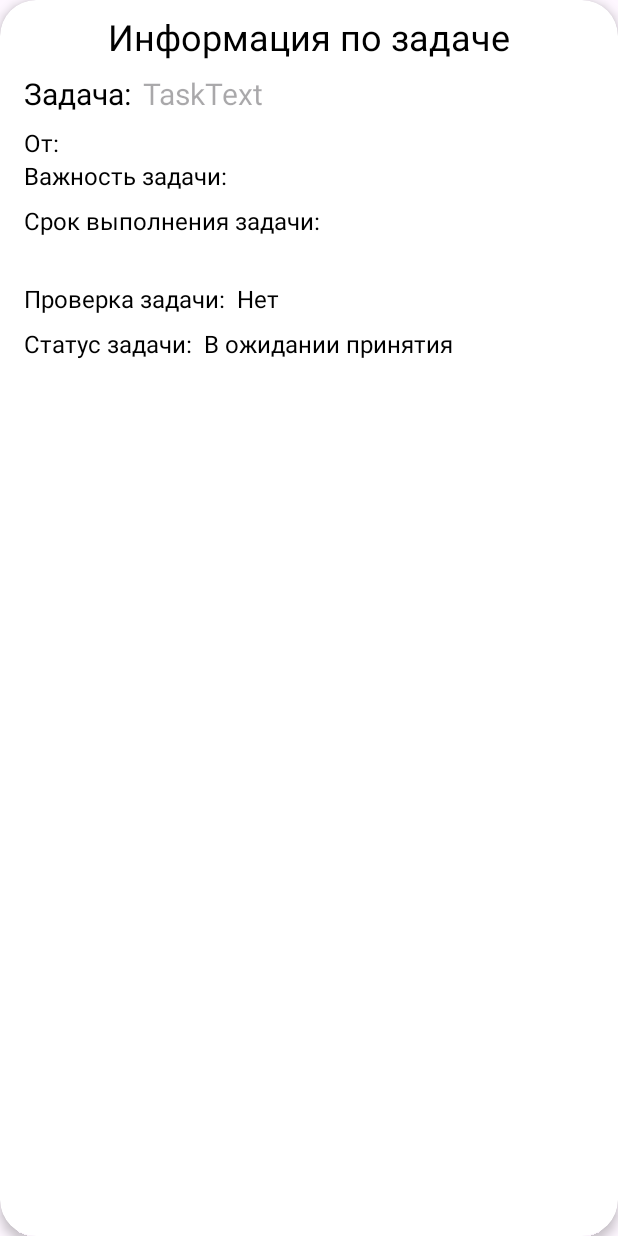
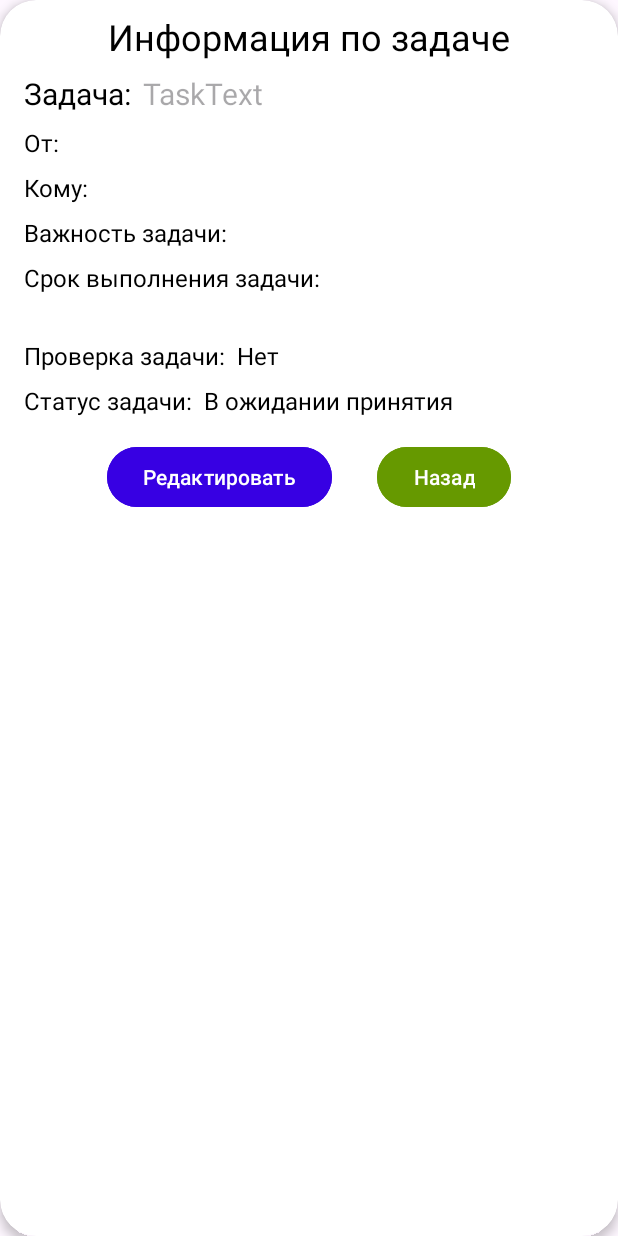
Before and after one commit to ZheleznyakAleksey/DoIt, an Android app: the TaskInfo screen opened directly, with no data from a screen before it, on a phone screen of 412 x 824 dp. Run offline under Robolectric (Android 15) with nearby library versions, the phone set to English and light mode, and no system bars; our stand-ins replace Firebase (no records; nobody signed in at launch, a user with empty details on screens opened directly); pictures from the network do not load; Roboto replaces fonts that are not available here; 20 statements that could not run were skipped.

Commit message:
Кое-что добавил и исправил

```diff
--- a/app/src/main/java/com/example/dolt/AddNewFriends.java
+++ b/app/src/main/java/com/example/dolt/AddNewFriends.java
@@ -35,7 +35,6 @@ public class AddNewFriends extends AppCompatActivity {
                @Override
                public void onClick(View v) {
                    Intent intent = new Intent(AddNewFriends.this, MainActivity.class);
-                   intent.putExtra("id", R.id.friends);
                    intent.putExtra("fragment", "friendsFragment");
                    startActivity(intent);
                }
--- a/app/src/main/res/layout/activity_sending_for_verification.xml
+++ b/app/src/main/res/layout/activity_sending_for_verification.xml
@@ -54,7 +54,7 @@
                 android:layout_width="wrap_content"
                 android:layout_height="wrap_content"
                 android:layout_marginStart="24dp"
-                android:backgroundTint="?attr/colorError"
+                android:backgroundTint="#ffb3261e"
                 android:text="Отмена"
                 android:textAllCaps="false"
                 android:textColor="@color/colorAccent"
--- a/app/src/main/res/layout/activity_task_info.xml
+++ b/app/src/main/res/layout/activity_task_info.xml
@@ -14,6 +14,34 @@
         android:padding="8dp"
         android:paddingStart="16dp"
         android:paddingEnd="16dp">
+
+        <LinearLayout
+            android:id="@+id/infoToUserLinearLayout"
+            android:layout_width="wrap_content"
+            android:layout_height="wrap_content"
+            android:layout_marginTop="8dp"
+            android:orientation="horizontal"
+            tool:layout_constraintStart_toStartOf="@+id/infoTaskTextLinearLayout"
+            tool:layout_constraintTop_toBottomOf="@+id/infoFromUserLinearLayout">
+
+            <TextView
+                android:id="@+id/to"
+                android:layout_width="wrap_content"
+                android:layout_height="wrap_content"
+                android:text="Кому:"
+                android:textColor="@color/black"
+                android:textSize="16sp"
+                tools:ignore="HardcodedText" />
+
+            <TextView
+                android:id="@+id/infoToUser"
+                android:layout_width="wrap_content"
+                android:layout_height="wrap_content"
+                android:layout_marginStart="8dp"
+                android:text="Пользователь"
+                android:textColor="@color/black"
+                android:textSize="16sp" />
+        </LinearLayout>
 
         <TextView
             android:id="@+id/textTaskInfo"
@@ -60,11 +88,11 @@
             android:layout_height="wrap_content"
             android:layout_marginTop="8dp"
             android:orientation="horizontal"
-            tool:layout_constraintStart_toStartOf="@+id/infoTaskText"
+            tool:layout_constraintStart_toStartOf="@+id/infoTaskTextLinearLayout"
             tool:layout_constraintTop_toBottomOf="@+id/infoTaskTextLinearLayout">
 
             <TextView
-                android:id="@+id/toOrFrom"
+                android:id="@+id/from"
                 android:layout_width="wrap_content"
                 android:layout_height="wrap_content"
                 android:text="От:"
@@ -168,9 +196,10 @@
             android:id="@+id/infoDegreeLinearLayout"
             android:layout_width="wrap_content"
             android:layout_height="0dp"
+            android:layout_marginTop="8dp"
             android:orientation="horizontal"
             tool:layout_constraintStart_toStartOf="@+id/infoFromUserLinearLayout"
-            tool:layout_constraintTop_toBottomOf="@+id/infoFromUserLinearLayout">
+            tool:layout_constraintTop_toBottomOf="@+id/infoToUserLinearLayout">
 
             <TextView
                 android:id="@+id/textView"
@@ -202,7 +231,7 @@
 
             <TextView
                 android:id="@+id/textView7"
-                android:layout_width="match_parent"
+                android:layout_width="0dp"
                 android:layout_height="wrap_content"
                 android:layout_weight="1"
                 android:text="Ответ:"
@@ -230,6 +259,34 @@
             tool:layout_constraintTop_toBottomOf="@+id/infoTextCheckingLayout"
             tools:ignore="ContentDescription" />
 
+        <LinearLayout
+            android:layout_width="wrap_content"
+            android:layout_height="wrap_content"
+            android:layout_marginTop="16dp"
+            android:orientation="horizontal"
+            tool:layout_constraintEnd_toEndOf="parent"
+            tool:layout_constraintStart_toStartOf="parent"
+            tool:layout_constraintTop_toBottomOf="@+id/infoTextCheckingLayout">
+
+            <Button
+                android:id="@+id/editOrRejectBtn"
+                android:layout_width="wrap_content"
+                android:layout_height="wrap_content"
+                android:layout_weight="1"
+                android:backgroundTint="@color/design_default_color_primary_variant"
+                android:text="Редактировать" />
+
+            <Button
+                android:id="@+id/backButton"
+                android:layout_width="wrap_content"
+                android:layout_height="wrap_content"
+                android:layout_marginStart="30dp"
+                android:layout_weight="1"
+                android:backgroundTint="@color/colorPrimary"
+                android:text="Назад" />
+
+        </LinearLayout>
+
     </androidx.constraintlayout.widget.ConstraintLayout>
 
 </androidx.cardview.widget.CardView>
```
Also changed, not shown: app/src/main/java/com/example/dolt/AddNewTask.java (+61 -26 lines), app/src/main/java/com/example/dolt/TaskInfo.java (+132 -0 lines), app/src/main/java/com/example/dolt/bottomnav/tasks/TasksFragment.java (+38 -3 lines), app/src/main/java/com/example/dolt/tasks/TasksAdapter.java (+8 -2 lines).
